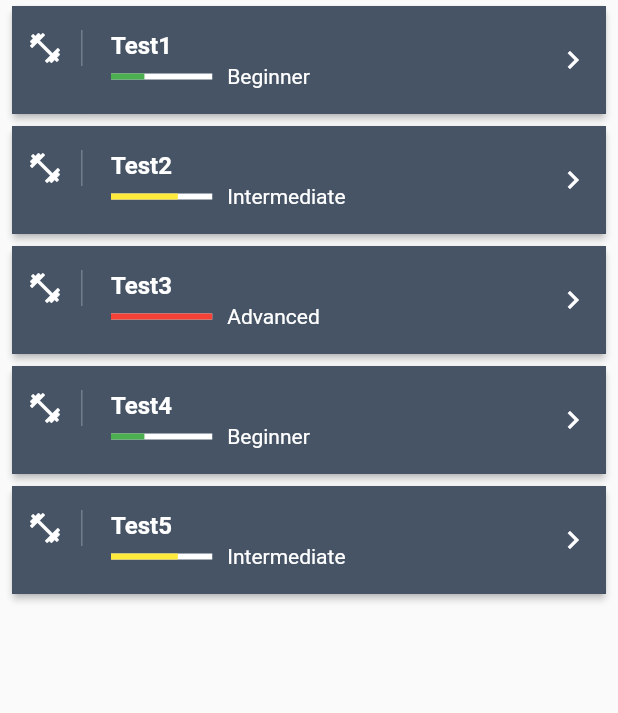
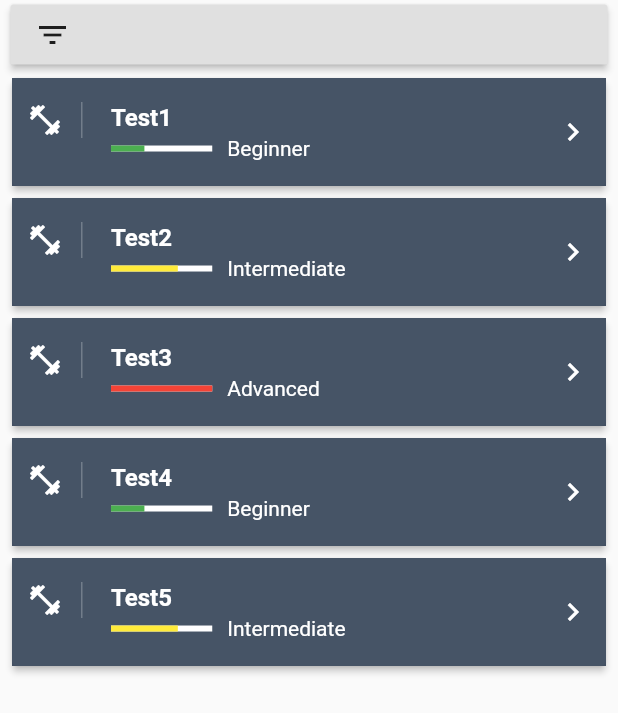
Before and after one commit to Flop88/Workouts-Fit, a Flutter app: the WorkoutsList widget shown alone on an empty page, opened directly, on a phone screen of 412 x 824 dp. Shown: the top 713 px of the screen. Run offline on Flutter 3.47's test engine with Material 2 defaults, Android fonts, the phone set to English and light mode, and no system bars; our stand-ins replace curved_navigation_bar, firebase_auth; accounts and stored records are empty.

Commit message:
Created BottomNavigationBar and implement list filter

```diff
--- /dev/null
+++ b/lib/components/ActiveWorkouts.dart
@@ -0,0 +1,12 @@
+import 'package:flutter/material.dart';
+
+class ActiveWorkouts extends StatelessWidget {
+
+
+  @override
+  Widget build(BuildContext context) {
+    return Container(
+     child: Text("TBD")
+    );
+  }
+}
--- /dev/null
+++ b/lib/components/workouts-list.dart
@@ -0,0 +1,230 @@
+
+import 'package:flutter/material.dart';
+import 'package:max_fit/domain/workout.dart';
+
+class WorkoutsList extends StatefulWidget {
+  @override
+  _WorkoutsListState createState() => _WorkoutsListState();
+}
+
+class _WorkoutsListState extends State<WorkoutsList> {
+  final workouts = <Workout>[
+    Workout(title: 'Test1', author: 'Max1', description: 'Test Workout1', level: 'Beginner'),
+    Workout(title: 'Test2', author: 'Max2', description: 'Test Workout2', level: 'Intermediate'),
+    Workout(title: 'Test3', author: 'Max3', description: 'Test Workout3', level: 'Advanced'),
+    Workout(title: 'Test4', author: 'Max4', description: 'Test Workout4', level: 'Beginner'),
+    Workout(title: 'Test5', author: 'Max5', description: 'Test Workout5', level: 'Intermediate'),
+  ];
+
+  var filterOnlyMyWorkouts = false;
+  var filterTitle = '';
+  var filterTitleController = TextEditingController();
+  var filterLevel = 'Any Level';
+
+  var filterText = '';
+  var filterHeight = 0.0;
+
+  List<Workout> filter() {
+    setState(() {
+      filterText = filterOnlyMyWorkouts ? 'My Workouts' : 'All workouts';
+      filterText += '/' + filterLevel;
+      if (filterTitle.isNotEmpty) filterText += '/' + filterTitle;
+      filterHeight = 0;
+    });
+
+    var list = workouts;
+    return list;
+  }
+
+
+  List<Workout> clearFilter() {
+    setState(() {
+      filterText = 'All workouts/Any Level';
+      filterOnlyMyWorkouts = false;
+      filterTitle = '';
+      filterLevel = 'Any Level';
+      filterTitleController.clear();
+      filterHeight = 0;
+    });
+
+    var list = workouts;
+    return list;
+  }
+
+  @override
+  Widget build(BuildContext context) {
+    var workoutsList = Expanded(
+      child: ListView.builder(
+          itemCount: workouts.length,
+          itemBuilder: (context, i) {
+            return Card(
+              elevation: 2.0,
+              margin: EdgeInsets.symmetric(horizontal: 8, vertical: 4),
+              child: Container(
+                decoration:
+                BoxDecoration(color: Color.fromRGBO(50, 65, 85, 0.9)),
+                child: ListTile(
+                  contentPadding: EdgeInsets.symmetric(horizontal: 10),
+                  leading: Container(
+                    padding: EdgeInsets.only(right: 12),
+                    child: Icon(Icons.fitness_center,
+                        color: Theme.of(context).textTheme.title.color),
+                    decoration: BoxDecoration(
+                        border: Border(
+                            right:
+                            BorderSide(width: 1, color: Colors.white24))),
+                  ),
+                  title: Text(workouts[i].title,
+                      style: TextStyle(
+                          color: Theme.of(context).textTheme.title.color,
+                          fontWeight: FontWeight.bold)),
+                  trailing: Icon(Icons.keyboard_arrow_right,
+                      color: Theme.of(context).textTheme.title.color),
+                  subtitle: subtitle(context, workouts[i]),
+                ),
+              ),
+            );
+          }),
+    );
+
+    var filterInfo = Container(
+      margin: EdgeInsets.only(top: 3, left: 7, right: 7, bottom: 5),
+      decoration: BoxDecoration(color: Colors.white.withOpacity(0.5)),
+      height: 40,
+      child: RaisedButton(
+        child: Row(
+          children: <Widget>[
+            Icon(Icons.filter_list),
+            Text(
+              filterText,
+              style: TextStyle(),
+              overflow: TextOverflow.ellipsis,
+            ),
+          ],
+        ),
+        onPressed: () {
+          setState(() {
+            filterHeight = (filterHeight == 0.0 ? 280.0 : 0.0);
+          });
+        },
+      ),
+    );
+    var levelMenuItems = <String>[
+      'Any Level',
+      'Beginner',
+      'Intermediate',
+      'Advanced'
+    ].map((String value) {
+      return new DropdownMenuItem<String>(
+        value: value,
+        child: new Text(value),
+      );
+    }).toList();
+
+    var filterForm = AnimatedContainer(
+      margin: EdgeInsets.symmetric(vertical: 0.0, horizontal: 7),
+      child: Card(
+        child: Padding(
+          padding: const EdgeInsets.all(8.0),
+          child: Column(
+            children: [
+              SwitchListTile(
+                  title: const Text('Only My Workouts'),
+                  value: filterOnlyMyWorkouts,
+                  onChanged: (bool val) =>
+                      setState(() => filterOnlyMyWorkouts = val)),
+              DropdownButtonFormField<String>(
+                decoration: const InputDecoration(labelText: 'Level'),
+                items: levelMenuItems,
+                value: filterLevel,
+                onChanged: (String val) => setState(() => filterLevel = val),
+              ),
+              TextFormField(
+                controller: filterTitleController,
+                decoration: const InputDecoration(labelText: 'Title'),
+                onChanged: (String val) => setState(() => filterTitle = val),
+              ),
+              Row(
+                children: <Widget>[
+                  Expanded(
+                    flex: 1,
+                    child: RaisedButton(
+                      onPressed: () {
+                        filter();
+                      },
+                      child:
+                      Text("Apply", style: TextStyle(color: Colors.white)),
+                      color: Theme.of(context).primaryColor,
+                    ),
+                  ),
+                  SizedBox(width: 10),
+                  Expanded(
+                    flex: 1,
+                    child: RaisedButton(
+                      onPressed: () {
+                        clearFilter();
+                      },
+                      child:
+                      Text("Clear", style: TextStyle(color: Colors.white)),
+                      color: Colors.red,
+                    ),
+                  )
+                ],
+              ),
+            ],
+          ),
+        ),
+      ),
+      duration: const Duration(milliseconds: 400),
+      curve: Curves.fastOutSlowIn,
+      height: filterHeight,
+    );
+
+    return Column(
+      children: <Widget>[
+        filterInfo,
+        filterForm,
+        workoutsList,
+      ],
+    );
+  }
+}
+
+
+Widget subtitle(BuildContext context, Workout workout) {
+  var color = Colors.grey;
+  double indicatorLevel = 0;
+
+  switch(workout.level) {
+    case 'Beginner':
+      color = Colors.green;
+      indicatorLevel = 0.33;
+      break;
+    case 'Intermediate':
+      color = Colors.yellow;
+      indicatorLevel = 0.66;
+      break;
+    case 'Advanced':
+      color = Colors.red;
+      indicatorLevel = 1;
+      break;
+
+  }
+  return Row(
+    children: <Widget>[
+      Expanded(
+          flex: 1,
+          child: LinearProgressIndicator(
+            backgroundColor: Theme.of(context).textTheme.title.color,
+            value: indicatorLevel,
+            valueColor: AlwaysStoppedAnimation(color),
+          )
+      ),
+      SizedBox(width: 10,),
+      Expanded(
+        flex: 3,
+        child: Text(workout.level, style: TextStyle(color: Theme.of(context).textTheme.title.color)),
+      )
+    ],
+  );
+}
--- a/lib/screens/home.dart
+++ b/lib/screens/home.dart
@@ -1,101 +1,46 @@
 
+import 'package:curved_navigation_bar/curved_navigation_bar.dart';
 import 'package:flutter/material.dart';
-import 'package:max_fit/domain/workout.dart';
+import 'package:max_fit/components/ActiveWorkouts.dart';
+import 'package:max_fit/components/workouts-list.dart';
 
-class HomePage extends StatelessWidget {
-  const HomePage({Key key}) : super (key: key);
+class HomePage extends StatefulWidget {
+  HomePage({Key key}) : super (key: key);
+
+  @override
+  _HomePageState createState() => _HomePageState();
+}
+
+class _HomePageState extends State<HomePage> {
+  int sectionIndex = 0;
 
   @override
   Widget build(BuildContext context) {
+    var curvedNavigationBar = CurvedNavigationBar(
+        items: const [
+          Icon(Icons.fitness_center),
+          Icon(Icons.search),
+        ],
+        index: 0,
+        height: 50,
+        color: Colors.white.withOpacity(0.5),
+        buttonBackgroundColor: Colors.white,
+        backgroundColor: Colors.white.withOpacity(0.5),
+        animationCurve: Curves.easeInOut,
+        animationDuration: Duration(milliseconds: 500),
+        onTap: (int index) {
+                setState(() => sectionIndex = index);
+              },
+
+
+      );
     return Container(
       child: Scaffold(
           backgroundColor: Theme.of(context).primaryColor,
-          appBar: AppBar(title: Text('Max Fit'), leading: Icon(Icons.fitness_center,)),
-          body: WorkoutsList()
+          appBar: AppBar(title: Text('Max Fit //' + (sectionIndex == 0 ? ' Active Worouts' : ' Find Workouts')), leading: Icon(Icons.fitness_center,)),
+          body:sectionIndex == 0 ? ActiveWorkouts() : WorkoutsList(),
+      bottomNavigationBar: curvedNavigationBar,
       ),
     );
   }
 }
-
-class WorkoutsList extends StatelessWidget {
-
-  final workouts = <Workout>[
-    Workout(title: 'Test1', author: 'Max1', description: 'Test Workout1', level: 'Beginner'),
-    Workout(title: 'Test2', author: 'Max2', description: 'Test Workout2', level: 'Intermediate'),
-    Workout(title: 'Test3', author: 'Max3', description: 'Test Workout3', level: 'Advanced'),
-    Workout(title: 'Test4', author: 'Max4', description: 'Test Workout4', level: 'Beginner'),
-    Workout(title: 'Test5', author: 'Max5', description: 'Test Workout5', level: 'Intermediate'),
-  ];
-
-
-  @override
-  Widget build(BuildContext context) {
-    return Container(
-      child: Container(
-        child: ListView.builder(
-            itemCount: workouts.length,
-            itemBuilder: (context, index){
-              return Card(
-                elevation: 2.0,
-                margin: EdgeInsets.symmetric(horizontal: 8, vertical: 4),
-                child: Container(
-                  decoration: BoxDecoration(color: Color.fromRGBO(50, 65, 85, 0.9)),
-                  child: ListTile(
-                    contentPadding: EdgeInsets.symmetric(horizontal: 10),
-                    leading: Container(
-                      padding: EdgeInsets.only(right: 12),
-                      child: Icon(Icons.fitness_center, color: Theme.of(context).textTheme.title.color),
-                      decoration: BoxDecoration(
-                          border: Border(right: BorderSide(width: 1, color: Colors.white24))
-                      ),
-                    ),
-                    title: Text(workouts[index].title, style: TextStyle(color: Theme.of(context).textTheme.title.color, fontWeight: FontWeight.bold),),
-                    trailing: Icon(Icons.keyboard_arrow_right, color: Theme.of(context).textTheme.title.color),
-                    subtitle: subtitle(context, workouts[index]),
-                  ),
-                ),
-              );
-            }),
-      ),
-    );
-  }
-}
-
-
-Widget subtitle(BuildContext context, Workout workout) {
-  var color = Colors.grey;
-  double indicatorLevel = 0;
-
-  switch(workout.level) {
-    case 'Beginner':
-      color = Colors.green;
-      indicatorLevel = 0.33;
-      break;
-    case 'Intermediate':
-      color = Colors.yellow;
-      indicatorLevel = 0.66;
-      break;
-    case 'Advanced':
-      color = Colors.red;
-      indicatorLevel = 1;
-      break;
-
-  }
-  return Row(
-    children: <Widget>[
-      Expanded(
-          flex: 1,
-          child: LinearProgressIndicator(
-            backgroundColor: Theme.of(context).textTheme.title.color,
-            value: indicatorLevel,
-            valueColor: AlwaysStoppedAnimation(color),
-          )
-      ),
-      SizedBox(width: 10,),
-      Expanded(
-        flex: 3,
-        child: Text(workout.level, style: TextStyle(color: Theme.of(context).textTheme.title.color)),
-      )
-    ],
-  );
-}
--- a/lib/screens/landing.dart
+++ b/lib/screens/landing.dart
@@ -7,7 +7,7 @@ class LandingPage extends StatelessWidget {
 
   @override
   Widget build(BuildContext context) {
-    final bool isLoggedIn = false;
+    final bool isLoggedIn = true;
     return isLoggedIn ? HomePage() : AuthorizationPage();
   }
 }
--- a/pubspec.yaml
+++ b/pubspec.yaml
@@ -32,6 +32,7 @@ dependencies:
   cloud_firestore: ^0.13.7
   provider: ^4.3.2+2
   fluttertoast: ^7.0.4
+  curved_navigation_bar: ^0.3.3
 
 dev_dependencies:
   flutter_test:
```
Also changed, not shown: pubspec.lock.
